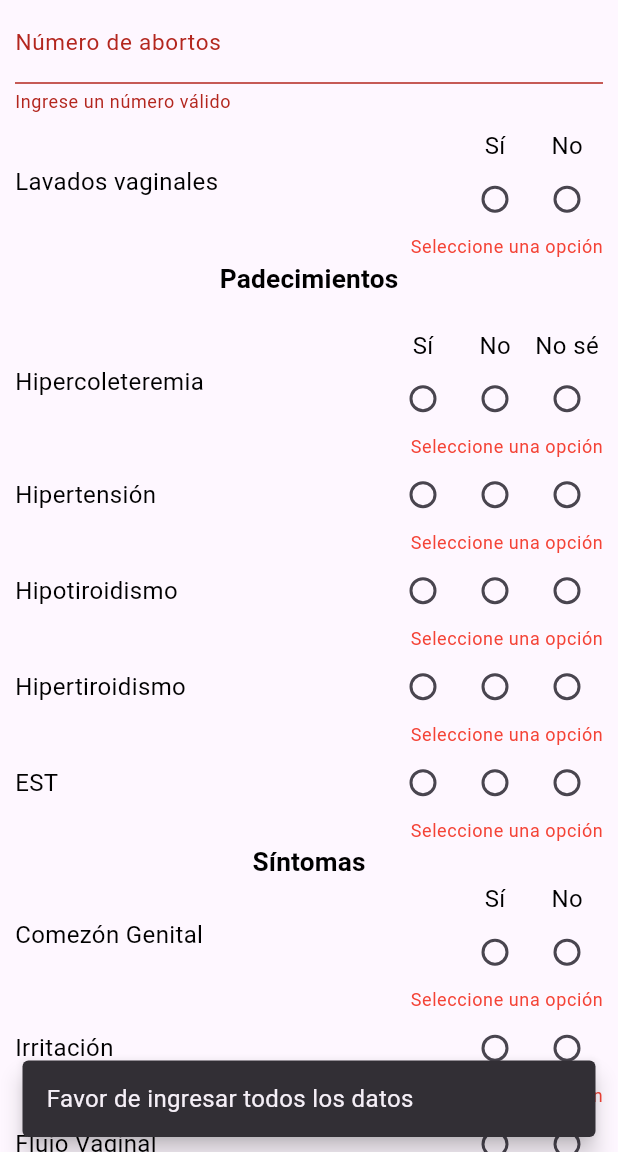
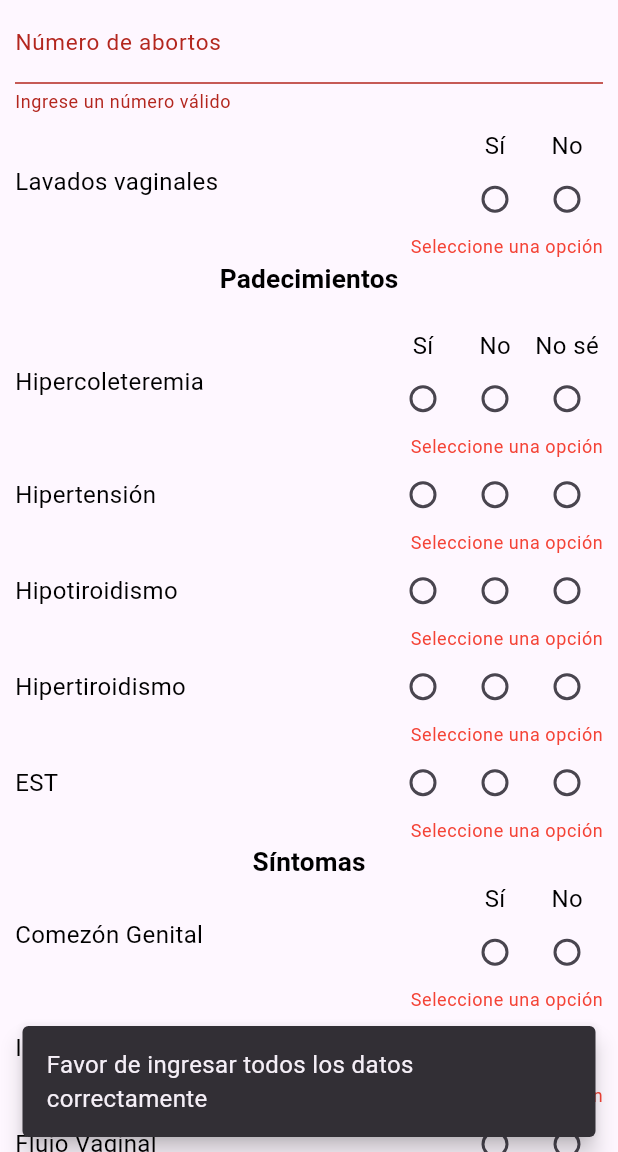
Before and after one commit to KarlaDLR/IAsisteVB, a Flutter app: the SymptomsTest screen opened directly, scrolled down 542 dp, after a tap on "ENVIAR", on a phone screen of 412 x 824 dp, the part 84-1236 px from its top. Run offline on Flutter 3.47's test engine with Material 3 defaults, Android fonts, the light colour scheme and no system bars; our stand-ins replace google_fonts; Roboto replaces fonts that are missing (Assistant).

Commit message:
Cambios al mensaje del SnackBar

```diff
--- a/lib/screens/dynamic_screens/exudate_test.dart
+++ b/lib/screens/dynamic_screens/exudate_test.dart
@@ -41,7 +41,7 @@ class _ExudateTestState extends State<ExudateTest> {
     } else {
       ScaffoldMessenger.of(context).showSnackBar(
         const SnackBar(
-          content: Text('Favor de ingresar todos los datos'),
+          content: Text('Favor de ingresar todos los datos correctamente'),
           duration: Duration(seconds: 2),
           behavior: SnackBarBehavior.floating,
         ),
--- a/lib/screens/dynamic_screens/pcr_test.dart
+++ b/lib/screens/dynamic_screens/pcr_test.dart
@@ -36,7 +36,7 @@ class _PcrTestState extends State<PcrTest> {
     } else {
       ScaffoldMessenger.of(context).showSnackBar(
         const SnackBar(
-          content: Text('Favor de ingresar todos los datos'),
+          content: Text('Favor de ingresar todos los datos correctamente'),
           duration: Duration(seconds: 2),
           behavior: SnackBarBehavior.floating,
         ),
--- a/lib/screens/dynamic_screens/symptoms_test.dart
+++ b/lib/screens/dynamic_screens/symptoms_test.dart
@@ -30,7 +30,7 @@ class _SymptomsTestState extends State<SymptomsTest> {
     } else {
       ScaffoldMessenger.of(context).showSnackBar(
         const SnackBar(
-          content: Text('Favor de ingresar todos los datos'),
+          content: Text('Favor de ingresar todos los datos correctamente'),
           duration: Duration(seconds: 2),
           behavior: SnackBarBehavior.floating,
         ),
@@ -114,7 +114,8 @@ class _SymptomsTestState extends State<SymptomsTest> {
                     if (value == null ||
                         value.isEmpty ||
                         int.tryParse(value) == null ||
-                        int.tryParse(value)! <= 0) {
+                        int.tryParse(value)! < 0) {
+                      //Hablarlo con los demás y el maestro. Aseguramiento total de todos los datos!!
                       return 'Ingrese un número válido';
                     }
                     return null;
```
